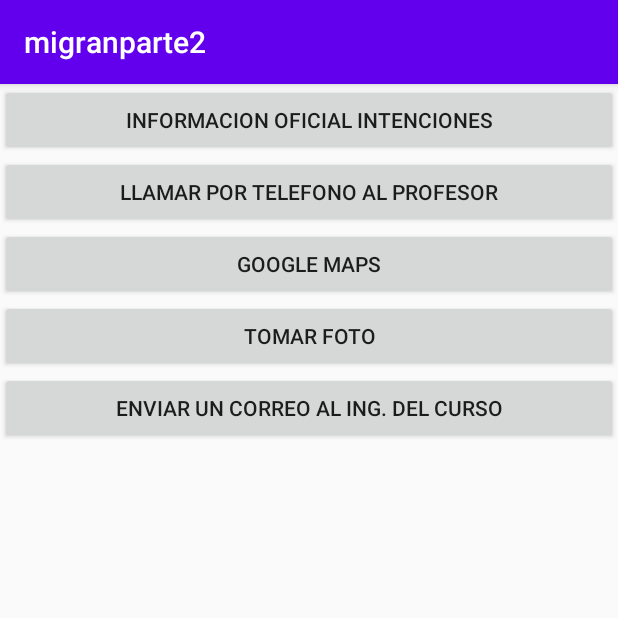
After one commit to Nilder/migranparte2, an Android app: the Intenciones screen opened directly, with no data from a screen before it, on a phone screen of 412 x 824 dp, the top half of it. The commit adds this screen. Run offline under Robolectric (Android 15) with nearby library versions, the phone set to English and light mode, and no system bars.

Commit message:
Intents implicitas

```diff
--- a/app/src/main/AndroidManifest.xml
+++ b/app/src/main/AndroidManifest.xml
@@ -9,7 +9,8 @@
         android:roundIcon="@mipmap/ic_launcher_round"
         android:supportsRtl="true"
         android:theme="@style/AppTheme">
-        <activity android:name=".Comunicacion3"></activity>
+        <activity android:name=".Intenciones"></activity>
+        <activity android:name=".Comunicacion3" />
         <activity android:name=".Comunicacion2" />
         <activity android:name=".Comunicacion1" />
         <activity android:name=".MainActivity">
--- a/app/src/main/java/com/example/migranparte2/MainActivity.java
+++ b/app/src/main/java/com/example/migranparte2/MainActivity.java
@@ -38,6 +38,10 @@ public class MainActivity extends AppCompatActivity {
             startActivity(new Intent(this, Comunicacion1.class));
             return true;
         }
+        if (id == R.id.activity_intenciones) {
+            startActivity(new Intent(this, Intenciones.class));
+            return true;
+        }
         return super.onOptionsItemSelected(item);
     }
 
--- /dev/null
+++ b/app/src/main/res/layout/activity_intenciones.xml
@@ -0,0 +1,34 @@
+<?xml version="1.0" encoding="utf-8"?>
+<LinearLayout xmlns:android="http://schemas.android.com/apk/res/android"
+    xmlns:app="http://schemas.android.com/apk/res-auto"
+    xmlns:tools="http://schemas.android.com/tools"
+    android:layout_width="match_parent"
+    android:layout_height="match_parent"
+    android:orientation="vertical"
+    tools:context=".Intenciones">
+    <Button
+        android:layout_width="match_parent"
+        android:layout_height="wrap_content"
+        android:onClick="web"
+        android:text="Informacion oficial intenciones" />
+    <Button
+        android:layout_width="match_parent"
+        android:layout_height="wrap_content"
+        android:onClick="Llamar"
+        android:text="LLamar por telefono al profesor" />
+    <Button
+        android:layout_width="match_parent"
+        android:layout_height="wrap_content"
+        android:onClick="maps"
+        android:text="Google Maps" />
+    <Button
+        android:layout_width="match_parent"
+        android:layout_height="wrap_content"
+        android:onClick="foto"
+        android:text="Tomar Foto" />
+    <Button
+        android:layout_width="match_parent"
+        android:layout_height="wrap_content"
+        android:onClick="email"
+        android:text="Enviar un correo al Ing. del curso" />
+</LinearLayout>
```
Also changed, not shown: app/src/main/java/com/example/migranparte2/Intenciones.java (added, +43 -0 lines).
